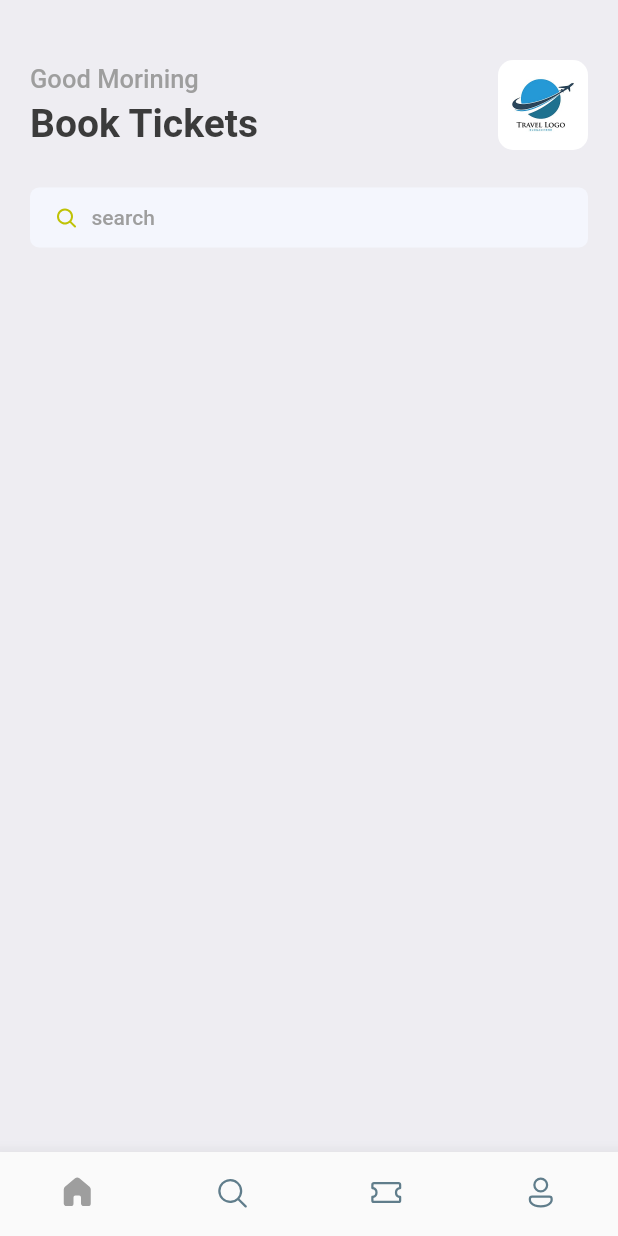
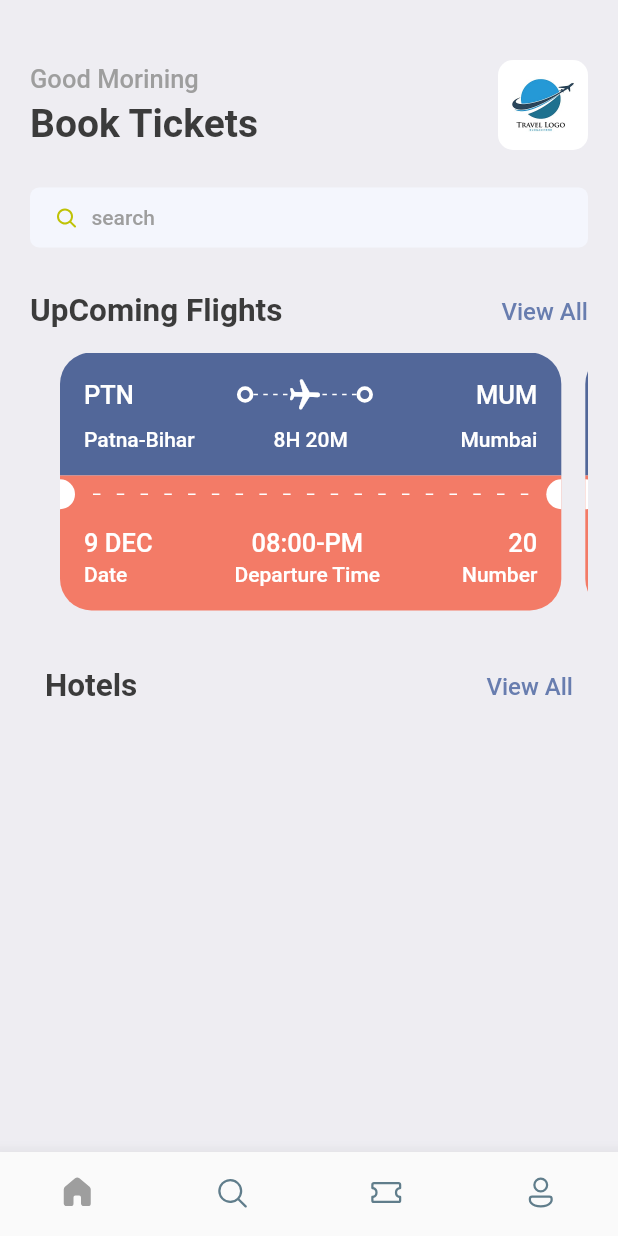
Before and after one commit to CodeWithDilshad/Book_tickets, a Flutter app: the screen it shows after launch, on a phone screen of 412 x 824 dp. Run offline on Flutter 3.47's test engine with Material 2 defaults, Android fonts, the phone set to English and light mode, and no system bars; our stand-ins replace fluentui_icons.

Commit message:
The work of ticket is done

```diff
--- a/lib/Screens/Home_screen.dart
+++ b/lib/Screens/Home_screen.dart
@@ -1,5 +1,6 @@
 // ignore_for_file: prefer_const_constructors, prefer_const_literals_to_create_immutables
 
+import 'package:book_tickets/Screens/tickets_view.dart';
 import 'package:book_tickets/utils/app_styles.dart';
 import 'package:fluentui_icons/fluentui_icons.dart';
 import 'package:flutter/material.dart';
@@ -86,6 +87,69 @@ class _MyHomeScreenState extends State<MyHomeScreen> {
                     ],
                   ),
                 ),
+                SizedBox(
+                  height: 30,
+                ),
+                Row(
+                  mainAxisAlignment: MainAxisAlignment.spaceBetween,
+                  children: [
+                    Text(
+                      "UpComing Flights",
+                      style: Style.headlineStyle2,
+                    ),
+                    InkWell(
+                      onTap: () {
+                        print("You are clicking the button");
+                      },
+                      child: Text(
+                        "View All",
+                        style: Style.textStyle.copyWith(
+                          color: Style.primaryColor,
+                        ),
+                      ),
+                    ),
+                  ],
+                ),
+                SizedBox(
+                  height: 15,
+                ),
+                SingleChildScrollView(
+                  padding: EdgeInsets.only(left: 20),
+                  scrollDirection: Axis.horizontal,
+                  child: Row(
+                    children: [
+                      TicketsView(),
+                      TicketsView(),
+                      TicketsView(),
+                      TicketsView(),
+                      TicketsView(),
+                    ],
+                  ),
+                ),
+                SizedBox(
+                  height: 10,
+                ),
+                Container(
+                  padding: EdgeInsets.symmetric(horizontal: 10),
+                  child: Row(
+                    mainAxisAlignment: MainAxisAlignment.spaceBetween,
+                    children: [
+                      Text(
+                        "Hotels",
+                        style: Style.headlineStyle2,
+                      ),
+                      InkWell(
+                        onTap: () {},
+                        child: Text(
+                          "View All",
+                          style: Style.textStyle.copyWith(
+                            color: Style.primaryColor,
+                          ),
+                        ),
+                      )
+                    ],
+                  ),
+                )
               ],
             ),
           )
--- /dev/null
+++ b/lib/Screens/tickets_view.dart
@@ -0,0 +1,281 @@
+// ignore_for_file: prefer_const_constructors, prefer_const_literals_to_create_immutables
+
+// import 'dart:html';
+
+import 'package:book_tickets/utils/app_layout.dart';
+import 'package:book_tickets/utils/app_styles.dart';
+import 'package:book_tickets/widgets/thickContainer.dart';
+import 'package:flutter/material.dart';
+
+class TicketsView extends StatelessWidget {
+  const TicketsView({super.key});
+
+  @override
+  Widget build(BuildContext context) {
+    final size = AppLayout.getsize(context);
+    return SizedBox(
+      width: size.width * 0.85,
+      height: 200,
+      child: Container(
+        margin: EdgeInsets.only(right: 16),
+        child: Column(
+          mainAxisSize: MainAxisSize.min,
+          children: [
+            // This is the container which shows the blue part
+            Container(
+              decoration: BoxDecoration(
+                color: Color(0xFF526799),
+                borderRadius: BorderRadius.only(
+                  topLeft: Radius.circular(21),
+                  topRight: Radius.circular(21),
+                ),
+              ),
+              padding: EdgeInsets.all(16),
+              child: Column(
+                children: [
+                  Row(
+                    // mainAxisAlignment: MainAxisAlignment. ,
+                    children: [
+                      Text(
+                        "PTN",
+                        style:
+                            Style.headlineStyle3.copyWith(color: Colors.white),
+                      ),
+                      Expanded(child: Container()),
+                      ThickContainer(),
+                      Expanded(
+                        child: Stack(
+                          children: [
+                            SizedBox(
+                              height: 24,
+                              child: LayoutBuilder(
+                                builder: (BuildContext context,
+                                    BoxConstraints constraints) {
+                                  return Flex(
+                                    mainAxisAlignment:
+                                        MainAxisAlignment.spaceBetween,
+                                    direction: Axis.horizontal,
+                                    mainAxisSize: MainAxisSize.max,
+                                    children: List.generate(
+                                      (constraints.constrainWidth() / 6)
+                                          .floor(),
+                                      (index) => SizedBox(
+                                        width: 3,
+                                        height: 1,
+                                        child: DecoratedBox(
+                                          decoration: BoxDecoration(
+                                            color: Colors.white,
+                                          ),
+                                        ),
+                                      ),
+                                    ),
+                                  );
+                                },
+                              ),
+                            ),
+                            Center(
+                              child: Transform.rotate(
+                                angle: 1.6,
+                                child: Icon(
+                                  Icons.local_airport_rounded,
+                                  color: Colors.white,
+                                  // textDirection: Axis.,
+                                ),
+                              ),
+                            ),
+                          ],
+                        ),
+                      ),
+                      ThickContainer(),
+                      Expanded(child: Container()),
+                      Text(
+                        "MUM",
+                        style:
+                            Style.headlineStyle3.copyWith(color: Colors.white),
+                      )
+                    ],
+                  ),
+                  SizedBox(
+                    height: 10,
+                  ),
+                  Row(
+                    mainAxisAlignment: MainAxisAlignment.spaceBetween,
+                    children: [
+                      SizedBox(
+                        width: 100,
+                        child: Text(
+                          "Patna-Bihar",
+                          style: Style.headlineStyle4.copyWith(
+                            color: Colors.white,
+                          ),
+                        ),
+                      ),
+                      Text(
+                        "8H 20M",
+                        style: Style.headlineStyle4.copyWith(
+                          color: Colors.white,
+                        ),
+                      ),
+                      SizedBox(
+                        width: 100,
+                        child: Text(
+                          "Mumbai",
+                          textAlign: TextAlign.end,
+                          style: Style.headlineStyle4.copyWith(
+                            color: Colors.white,
+                          ),
+                        ),
+                      ),
+                    ],
+                  ),
+                ],
+              ),
+            ),
+            // This is the container which will show red part
+            Container(
+              color: Style.orangeColor, //Color(0xFFF37B67),
+              child: Row(
+                children: [
+                  SizedBox(
+                    height: 20,
+                    width: 10,
+                    child: DecoratedBox(
+                      decoration: BoxDecoration(
+                        color: Colors.white,
+                        borderRadius: BorderRadius.only(
+                          topRight: Radius.circular(10),
+                          bottomRight: Radius.circular(10),
+                        ),
+                      ),
+                    ),
+                  ),
+                  Expanded(
+                    child: Padding(
+                      padding: EdgeInsets.all(12.0),
+                      child: LayoutBuilder(
+                        builder:
+                            (BuildContext context, BoxConstraints constraints) {
+                          return Flex(
+                            mainAxisAlignment: MainAxisAlignment.spaceBetween,
+                            mainAxisSize: MainAxisSize.max,
+                            direction: Axis.horizontal,
+                            children: List.generate(
+                              (constraints.constrainWidth() / 15).floor(),
+                              (index) => SizedBox(
+                                height: 1,
+                                width: 5,
+                                child: DecoratedBox(
+                                  decoration: BoxDecoration(
+                                    color: Colors.white,
+                                  ),
+                                ),
+                              ),
+                            ),
+                          );
+                        },
+                      ),
+                    ),
+                  ),
+                  SizedBox(
+                    height: 20,
+                    width: 10,
+                    child: DecoratedBox(
+                      decoration: BoxDecoration(
+                        color: Colors.white,
+                        borderRadius: BorderRadius.only(
+                          topLeft: Radius.circular(10),
+                          bottomLeft: Radius.circular(10),
+                        ),
+                      ),
+                    ),
+                  ),
+                ],
+              ),
+            ),
+            // This part shows remaining orange part
+            Container(
+              decoration: BoxDecoration(
+                color: Style.orangeColor, //Color(0xFF526799),
+                borderRadius: BorderRadius.only(
+                  bottomLeft: Radius.circular(21),
+                  bottomRight: Radius.circular(21),
+                ),
+              ),
+              child: Padding(
+                padding: EdgeInsets.only(
+                  top: 10,
+                  left: 16,
+                  bottom: 16,
+                  right: 16,
+                ),
+                child: Column(
+                  children: [
+                    Row(
+                      mainAxisAlignment: MainAxisAlignment.spaceBetween,
+                      children: [
+                        Column(
+                          crossAxisAlignment: CrossAxisAlignment.start,
+                          children: [
+                            Text(
+                              "9 DEC",
+                              style: Style.headlineStyle3
+                                  .copyWith(color: Colors.white),
+                            ),
+                            SizedBox(
+                              height: 3,
+                            ),
+                            Text(
+                              "Date",
+                              style: Style.headlineStyle4
+                                  .copyWith(color: Colors.white),
+                            ),
+                          ],
+                        ),
+                        Column(
+                          crossAxisAlignment: CrossAxisAlignment.center,
+                          children: [
+                            Text(
+                              "08:00-PM",
+                              style: Style.headlineStyle3
+                                  .copyWith(color: Colors.white),
+                            ),
+                            SizedBox(
+                              height: 3,
+                            ),
+                            Text(
+                              "Departure Time",
+                              style: Style.headlineStyle4
+                                  .copyWith(color: Colors.white),
+                            ),
+                          ],
+                        ),
+                        Column(
+                          crossAxisAlignment: CrossAxisAlignment.end,
+                          children: [
+                            Text(
+                              "20",
+                              style: Style.headlineStyle3
+                                  .copyWith(color: Colors.white),
+                            ),
+                            SizedBox(
+                              height: 3,
+                            ),
+                            Text(
+                              "Number",
+                              style: Style.headlineStyle4
+                                  .copyWith(color: Colors.white),
+                            ),
+                          ],
+                        ),
+                      ],
+                    ),
+                  ],
+                ),
+              ),
+            ),
+          ],
+        ),
+      ),
+    );
+  }
+}
--- /dev/null
+++ b/lib/utils/app_layout.dart
@@ -0,0 +1,7 @@
+import 'package:flutter/cupertino.dart';
+
+class AppLayout {
+  static getsize(BuildContext context) {
+    return MediaQuery.of(context).size;
+  }
+}
--- a/lib/utils/app_styles.dart
+++ b/lib/utils/app_styles.dart
@@ -8,7 +8,7 @@ class Style {
   static Color primaryColor = primary;
   static Color textColor = Color(0xFF3b3b3b);
   static Color bgColor = Color(0xFFeeedf2);
-  static Color orangeColor = Color(0xFF526799);
+  static Color orangeColor = Color(0xFFF37B67);
   static TextStyle textStyle = TextStyle(
     fontSize: 16,
     color: textColor,
--- /dev/null
+++ b/lib/widgets/thickContainer.dart
@@ -0,0 +1,18 @@
+// ignore_for_file: prefer_const_constructors
+
+import 'package:flutter/material.dart';
+
+class ThickContainer extends StatelessWidget {
+  const ThickContainer({super.key});
+
+  @override
+  Widget build(BuildContext context) {
+    return Container(
+      padding: EdgeInsets.all(3.0),
+      decoration: BoxDecoration(
+        borderRadius: BorderRadius.circular(20),
+        border: Border.all(width: 2.5, color: Colors.white),
+      ),
+    );
+  }
+}
```
Also changed, not shown: lib/Screens/hotel_screen.dart (added).
